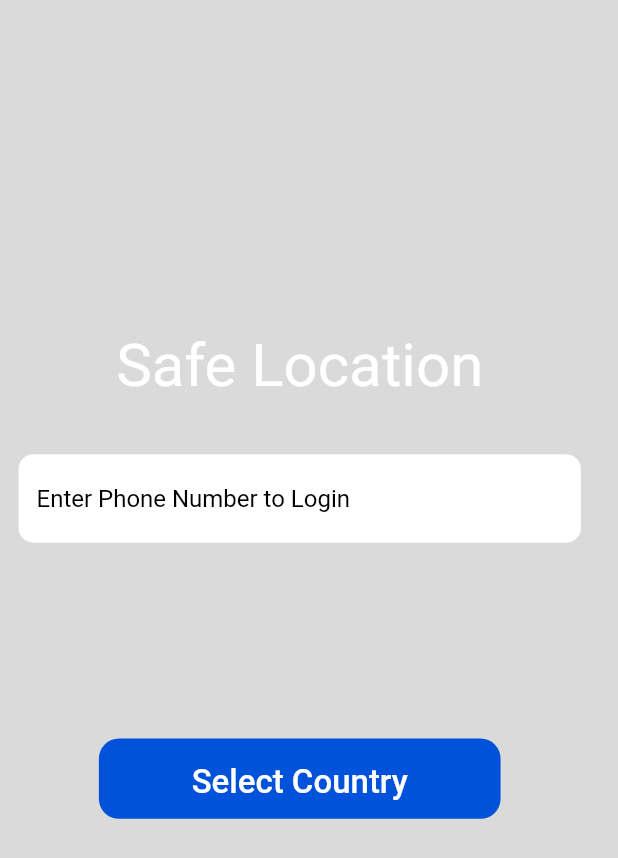
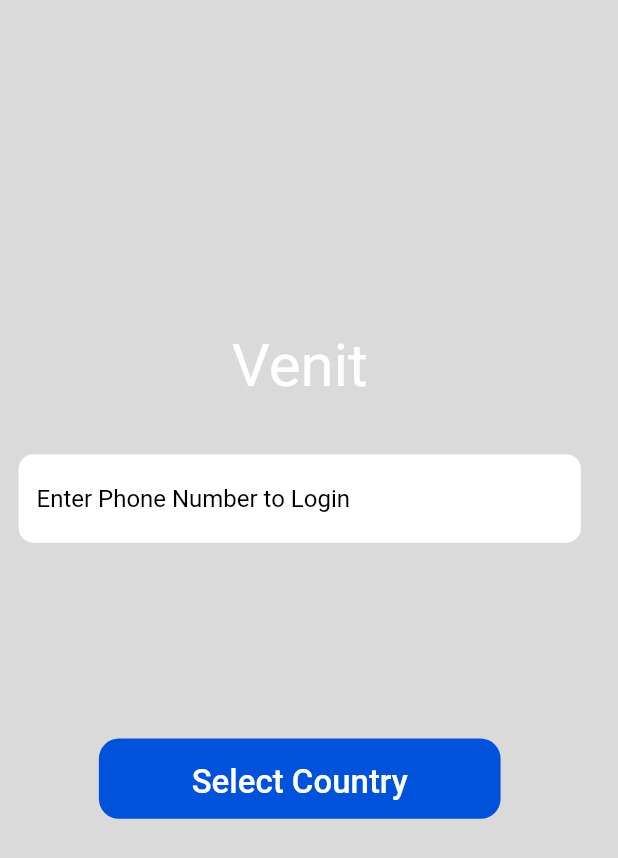
Before and after one commit to DevMayur/safe_locations_application, a Flutter app: the screen it shows after launch, on a phone screen of 412 x 824 dp. Shown: the top 858 px of the screen. Run offline on Flutter 3.47's test engine with Material 2 defaults, Android fonts, the phone set to English and light mode, and no system bars; our stand-ins replace cloud_firestore, country_picker, file_picker, firebase_auth, firebase_core, firebase_storage and 6 more; missing offline and left inert: fast_contacts, maps_launcher; accounts and stored records are empty.

Commit message:
Branding stage 2

```diff
--- a/lib/main.dart
+++ b/lib/main.dart
@@ -1,6 +1,7 @@
 import 'package:firebase_auth/firebase_auth.dart';
 import 'package:flutter/material.dart';
 import 'package:provider/provider.dart';
+import 'package:safe_locations_application/user_configurations/user_strings.dart';
 
 //Pages
 import './pages/splash_page.dart';
@@ -39,7 +40,7 @@ class MainApp extends StatelessWidget {
           },),
       ],
       child: MaterialApp(
-        title: 'Safe Location',
+        title: UserStrings.appName(),
         theme: ThemeData(
           backgroundColor: _colors.background_color,
           scaffoldBackgroundColor: _colors.background_color,
--- a/lib/pages/login_page.dart
+++ b/lib/pages/login_page.dart
@@ -4,6 +4,7 @@ import 'package:flutter/material.dart';
 import 'package:get_it/get_it.dart';
 import 'package:provider/provider.dart';
 import 'package:safe_locations_application/services/database_service.dart';
+import 'package:safe_locations_application/user_configurations/user_strings.dart';
 
 //widgets
 import '../widgets/custom_input_fields.dart';
@@ -82,8 +83,8 @@ class _LoginPageState extends State<LoginPage> {
   Widget _pageTitle() {
     return Container(
       height: _deviceHeight * 0.10,
-      child: const Text(
-        'Safe Location',
+      child: Text(
+        UserStrings.appName(),
         style: TextStyle(
           color: Colors.white,
           fontSize: 40,
--- a/lib/pages/splash_page.dart
+++ b/lib/pages/splash_page.dart
@@ -9,6 +9,8 @@ import '../services/cloud_storage_service.dart';
 import '../services/database_service.dart';
 
 import 'package:get_it/get_it.dart';
+
+import '../user_configurations/user_strings.dart';
 
 class SplashPage extends StatefulWidget {
   final VoidCallback onInitializationComplete;
@@ -38,7 +40,7 @@ class _SplashPageState extends State<SplashPage> {
   @override
   Widget build(BuildContext context) {
     return MaterialApp(
-      title: 'SafeLocation',
+      title: UserStrings.appName(),
       theme: ThemeData(
         backgroundColor: const Color.fromRGBO(36, 35, 49, 1.0),
         scaffoldBackgroundColor: const Color.fromRGBO(36, 35, 49, 1.0),
--- a/lib/provider/chats_page_provider.dart
+++ b/lib/provider/chats_page_provider.dart
@@ -47,10 +47,12 @@ class ChatsPageProvider extends ChangeNotifier {
           List<ChatUser> _members = [];
           for (var _uid in _chatData["members"]) {
             DocumentSnapshot _userSnapshot = await _db.getUser(_uid);
-            Map<String, dynamic> _userData =
-                _userSnapshot.data() as Map<String, dynamic>;
-            _userData["uid"] = _userSnapshot.id;
-            _members.add(ChatUser.fromJSON(_userData));
+            if (_userSnapshot != null && _userSnapshot.data() != null) {
+              Map<String, dynamic> _userData =
+              _userSnapshot.data() as Map<String, dynamic>;
+              _userData["uid"] = _userSnapshot.id;
+              _members.add(ChatUser.fromJSON(_userData));
+            }
           }
 
           //Get last message For chat
--- /dev/null
+++ b/lib/user_configurations/user_strings.dart
@@ -0,0 +1,7 @@
+class UserStrings {
+  static const app_name = 'Venit';
+
+  static appName() {
+    return app_name;
+  }
+}
```
Also changed, not shown: lib/pages/register_page.dart (+5 -8 lines).
